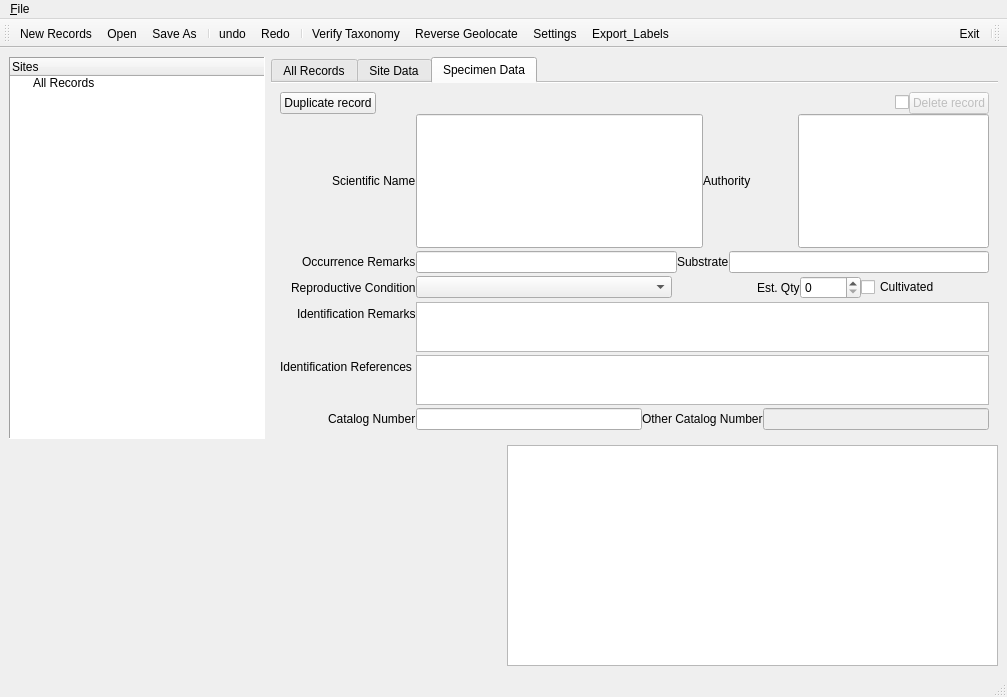
The window that ui/TestUI.ui (CapPow/collBook) describes before a commit, drawn with Qt 5.
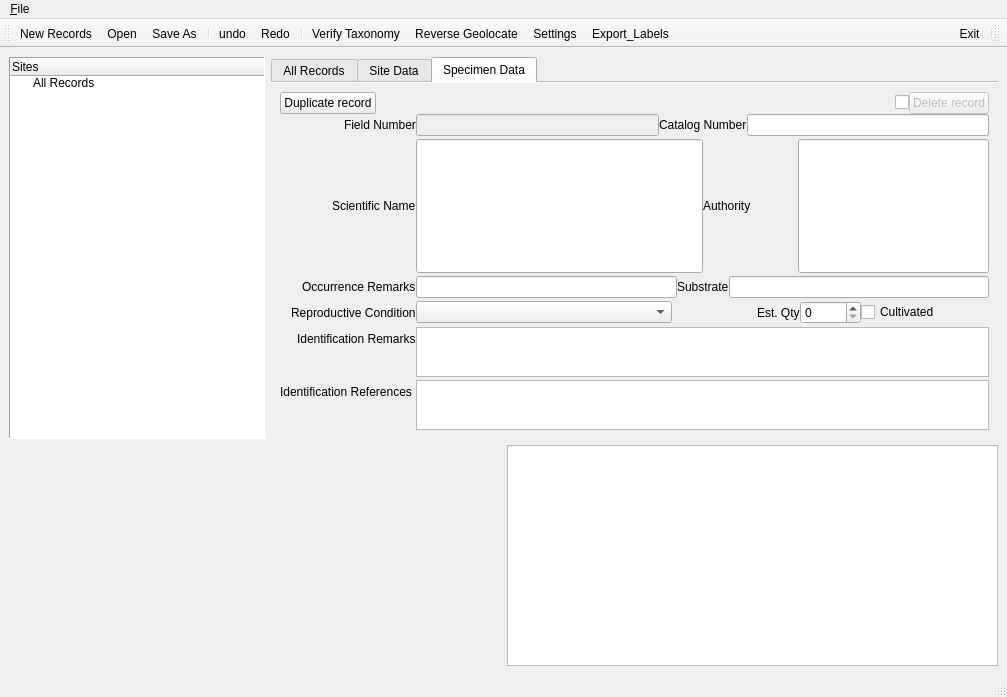
The same window after the commit. The open tabs and pages were chosen to show the change. Icons and pictures are not drawn. Custom widgets are drawn as their Qt base class.

Commit message: progress linking form_view fields to save-on-edit functions. Real time updates in PDF preview window.

The edit to the form file:
```diff
--- a/ui/TestUI.ui
+++ b/ui/TestUI.ui
@@ -722,7 +722,7 @@
               <property name="verticalSpacing">
                <number>3</number>
               </property>
-              <item row="0" column="0">
+              <item row="1" column="0">
                <widget class="QLabel" name="label_sciName">
                 <property name="sizePolicy">
                  <sizepolicy hsizetype="Expanding" vsizetype="Expanding">
@@ -735,7 +735,7 @@
                 </property>
                </widget>
               </item>
-              <item row="0" column="1">
+              <item row="1" column="1">
                <layout class="QHBoxLayout" name="horizontalLayout_2" stretch="3,1,2">
                 <item>
                  <widget class="QLineEdit" name="lineEdit_sciName">
@@ -775,14 +775,14 @@
                 </item>
                </layout>
               </item>
-              <item row="2" column="0">
+              <item row="3" column="0">
                <widget class="QLabel" name="occurrenceRemarksLabel">
                 <property name="text">
                  <string>Occurrence Remarks</string>
                 </property>
                </widget>
               </item>
-              <item row="2" column="1">
+              <item row="3" column="1">
                <layout class="QHBoxLayout" name="horizontalLayout_4">
                 <item>
                  <widget class="QLineEdit" name="lineEdit_occurrenceRemarks"/>
@@ -799,14 +799,14 @@
                 </item>
                </layout>
               </item>
-              <item row="3" column="0">
+              <item row="4" column="0">
                <widget class="QLabel" name="label_reproductiveCondition">
                 <property name="text">
                  <string>Reproductive Condition</string>
                 </property>
                </widget>
               </item>
-              <item row="3" column="1">
+              <item row="4" column="1">
                <layout class="QHBoxLayout" name="horizontalLayout_5" stretch="2,1,0,1">
                 <item>
                  <widget class="QComboBox" name="comboBox_reproductiveCondition">
@@ -878,30 +878,30 @@
                 </item>
                </layout>
               </item>
-              <item row="5" column="0">
+              <item row="6" column="0">
                <widget class="QLabel" name="label_identificationRemarks">
                 <property name="text">
                  <string>Identification Remarks</string>
                 </property>
                </widget>
               </item>
-              <item row="5" column="1">
-               <widget class="QPlainTextEdit" name="plainTextEdit_identificationRemarks">
-                <property name="minimumSize">
-                 <size>
-                  <width>0</width>
-                  <height>45</height>
-                 </size>
-                </property>
-                <property name="maximumSize">
-                 <size>
-                  <width>16777215</width>
-                  <height>50</height>
-                 </size>
-                </property>
-               </widget>
-              </item>
               <item row="6" column="1">
+               <widget class="QPlainTextEdit" name="plainTextEdit_identificationRemarks">
+                <property name="minimumSize">
+                 <size>
+                  <width>0</width>
+                  <height>45</height>
+                 </size>
+                </property>
+                <property name="maximumSize">
+                 <size>
+                  <width>16777215</width>
+                  <height>50</height>
+                 </size>
+                </property>
+               </widget>
+              </item>
+              <item row="7" column="1">
                <widget class="QPlainTextEdit" name="plainTextEdit_identificationReferences">
                 <property name="sizePolicy">
                  <sizepolicy hsizetype="Expanding" vsizetype="Expanding">
@@ -923,41 +923,41 @@
                 </property>
                </widget>
               </item>
-              <item row="6" column="0">
+              <item row="7" column="0">
                <widget class="QLabel" name="label_identificationReferences">
                 <property name="text">
                  <string>Identification References </string>
                 </property>
                </widget>
               </item>
-              <item row="8" column="0">
-               <widget class="QLabel" name="label_catalogNumber">
-                <property name="text">
-                 <string>Catalog Number</string>
-                </property>
-               </widget>
-              </item>
-              <item row="8" column="1">
+              <item row="0" column="1">
                <layout class="QHBoxLayout" name="horizontalLayout_9">
                 <item>
-                 <widget class="QLineEdit" name="lineEdit_catalogNumber"/>
-                </item>
-                <item>
-                 <widget class="QLabel" name="label_otherCatalogNumber">
-                  <property name="text">
-                   <string>Other Catalog Number</string>
-                  </property>
-                 </widget>
-                </item>
-                <item>
-                 <widget class="QLineEdit" name="lineEdit_otherCatalogNumber">
+                 <widget class="QLineEdit" name="lineEdit_otherCatalogNumbers">
                   <property name="enabled">
                    <bool>false</bool>
                   </property>
                  </widget>
                 </item>
+                <item>
+                 <widget class="QLabel" name="label_catalogNumber">
+                  <property name="text">
+                   <string>Catalog Number</string>
+                  </property>
+                 </widget>
+                </item>
+                <item>
+                 <widget class="QLineEdit" name="lineEdit_catalogNumber"/>
+                </item>
                </layout>
               </item>
+              <item row="0" column="0">
+               <widget class="QLabel" name="label_otherCatalogNumber">
+                <property name="text">
+                 <string>Field Number</string>
+                </property>
+               </widget>
+              </item>
              </layout>
             </item>
            </layout>
```
Left out of the diff: 288 changed lines with no effect on the pictures. The commit also changes 9 other files.
